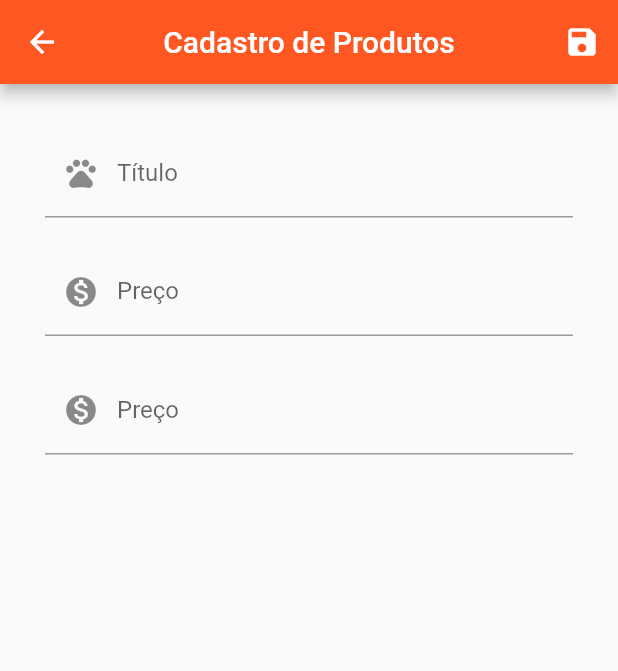
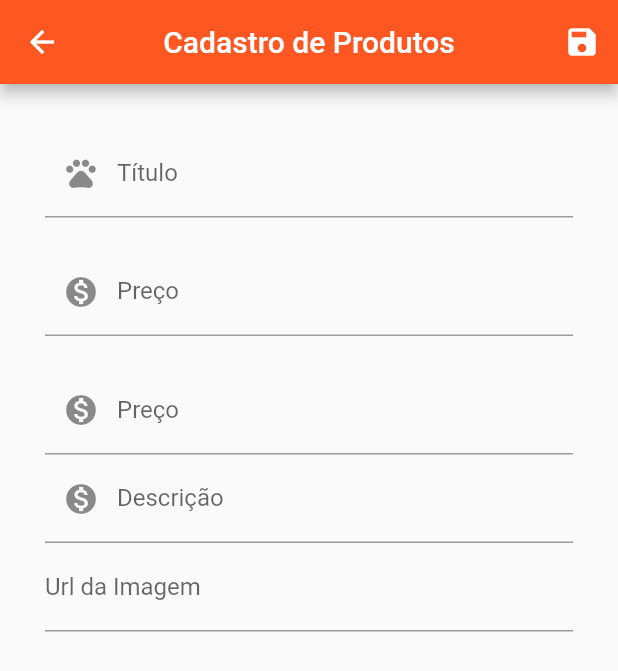
Before and after one commit to pfernandes3/my_pet_store, a Flutter app: the ProductFormScreen screen opened by its route, on a phone screen of 412 x 824 dp. Shown: the top 671 px of the screen. Run offline on Flutter 3.47's test engine with Material 2 defaults, Android fonts, the phone set to English and light mode, and no system bars; our stand-ins replace shared_preferences, string_validator; accounts and stored records are empty; network calls fail.

Commit message:
Products Provider

```diff
--- a/lib/views/product_form_screen.dart
+++ b/lib/views/product_form_screen.dart
@@ -39,6 +39,19 @@ class _ProductFormScreenState extends State<ProductFormScreen> {
     }
   }
 
+  bool isValidateImageUrl(String url) {
+    bool startWithHttp = url.toLowerCase().startsWith('http://');
+    bool startWithHttps = url.toLowerCase().startsWith('https://');
+    bool endsWithPng = url.toLowerCase().endsWith('.png');
+    bool endsWithJpg = url.toLowerCase().endsWith('.jpg');
+    bool endsWithJpeg = url.toLowerCase().endsWith('.jpeg');
+    return (startWithHttp ||
+        startWithHttps ||
+        endsWithJpeg ||
+        endsWithJpg ||
+        endsWithPng);
+  }
+
   @override
   Widget build(BuildContext context) {
     return Scaffold(
@@ -74,13 +87,17 @@ class _ProductFormScreenState extends State<ProductFormScreen> {
                   onsaved: (value) => _formData['title'] = value as String,
                   textinputaction: TextInputAction.next,
                 ),
-                const SizedBox(height: 20,),
+                const SizedBox(
+                  height: 20,
+                ),
                 Custom_Form_Field(
                   label: const Text('Preço'),
                   icon: const Icon(Icons.monetization_on),
                   initialValue: _formData['price'].toString(),
                   validator: (value) {
-                    if (value!.trim().isEmpty || double.tryParse(value) == null || double.tryParse(value)! <= 0) {
+                    if (value!.trim().isEmpty ||
+                        double.tryParse(value) == null ||
+                        double.tryParse(value)! <= 0) {
                       return 'Informe um valor válido';
                     }
                     return null;
@@ -88,13 +105,17 @@ class _ProductFormScreenState extends State<ProductFormScreen> {
                   onsaved: (value) => _formData['price'] = double.parse(value),
                   textinputaction: TextInputAction.next,
                 ),
-                const SizedBox(height: 20,),
+                const SizedBox(
+                  height: 20,
+                ),
                 Custom_Form_Field(
                   label: const Text('Preço'),
                   icon: const Icon(Icons.monetization_on),
                   initialValue: _formData['price'].toString(),
                   validator: (value) {
-                    if (value!.trim().isEmpty || double.tryParse(value) == null || double.tryParse(value)! <= 0) {
+                    if (value!.trim().isEmpty ||
+                        double.tryParse(value) == null ||
+                        double.tryParse(value)! <= 0) {
                       return 'Informe um valor válido';
                     }
                     return null;
@@ -102,6 +123,41 @@ class _ProductFormScreenState extends State<ProductFormScreen> {
                   onsaved: (value) => _formData['price'] = double.parse(value),
                   textinputaction: TextInputAction.next,
                 ),
+                Custom_Form_Field(
+                  label: const Text('Descrição'),
+                  icon: const Icon(Icons.monetization_on),
+                  initialValue: _formData['description'],
+                  validator: (value) {
+                    if (value!.trim().isEmpty) {
+                      return 'Informe uma descrição válida';
+                    }
+                    return null;
+                  },
+                  onsaved: (value) =>
+                      _formData['description'] = value as String,
+                  textinputaction: TextInputAction.next,
+                ),
+                Row(
+                  crossAxisAlignment: CrossAxisAlignment.end,
+                  children: [
+                    Expanded(child: TextFormField(
+                      validator: (value) {
+                        if (value!.trim().isEmpty ||
+                            !isValidateImageUrl(value)) {
+                          return 'Informe uma Url válida';
+                        }
+                        return null;
+                      },
+
+                      decoration: const InputDecoration(
+                        labelText: 'Url da Imagem'
+                      ),
+                      keyboardType: TextInputType.url,
+                      textInputAction: TextInputAction.done,
+
+                    ))
+                  ],
+                )
               ],
             )),
       ),
```
Also changed, not shown: lib/providers/products_provider.dart (+52 -6 lines), lib/widgets/productItem.dart (+7 -6 lines).
